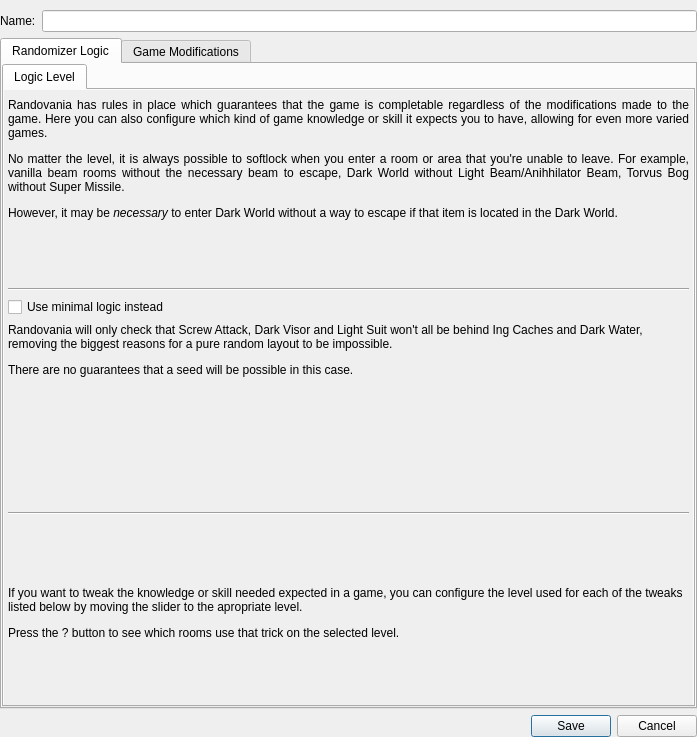
Above: randovania/gui/ui_files/logic_settings_window.ui from randovania/randovania before the change. Below: the same form after it.
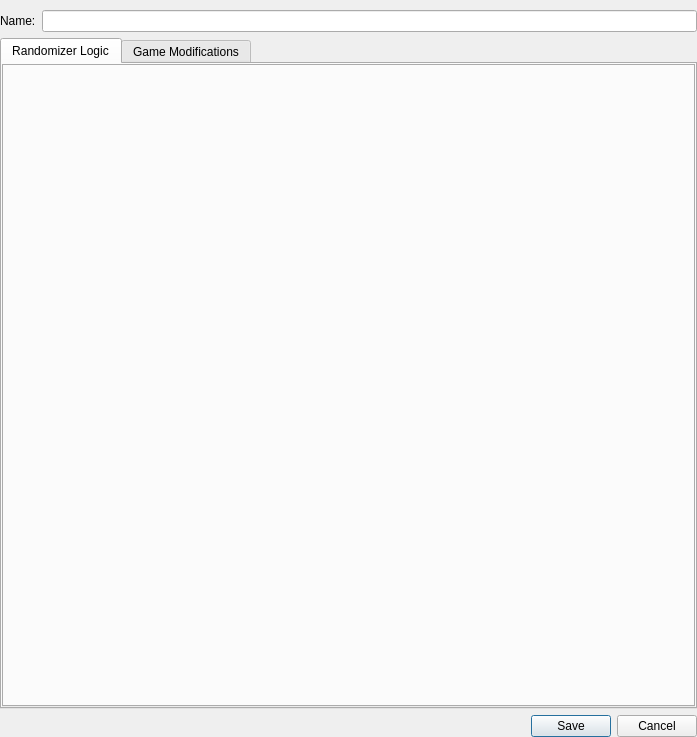
That is the form after the change.

Commit message: Split TrickLevelTab into another class

Patch:
```diff
--- a/randovania/gui/ui_files/logic_settings_window.ui
+++ b/randovania/gui/ui_files/logic_settings_window.ui
@@ -70,119 +70,6 @@
          <property name="currentIndex">
           <number>0</number>
          </property>
-         <widget class="QWidget" name="trick_level_tab">
-          <attribute name="title">
-           <string>Logic Level</string>
-          </attribute>
-          <layout class="QVBoxLayout" name="trick_level_top_layout">
-           <property name="leftMargin">
-            <number>0</number>
-           </property>
-           <property name="topMargin">
-            <number>0</number>
-           </property>
-           <property name="rightMargin">
-            <number>0</number>
-           </property>
-           <property name="bottomMargin">
-            <number>0</number>
-           </property>
-           <item>
-            <widget class="QScrollArea" name="trick_level_scroll">
-             <property name="frameShape">
-              <enum>QFrame::NoFrame</enum>
-             </property>
-             <property name="frameShadow">
-              <enum>QFrame::Plain</enum>
-             </property>
-             <property name="widgetResizable">
-              <bool>true</bool>
-             </property>
-             <widget class="QWidget" name="trick_level_scroll_contents">
-              <property name="geometry">
-               <rect>
-                <x>0</x>
-                <y>0</y>
-                <width>689</width>
-                <height>594</height>
-               </rect>
-              </property>
-              <layout class="QVBoxLayout" name="trick_level_layout">
-               <property name="leftMargin">
-                <number>4</number>
-               </property>
-               <property name="topMargin">
-                <number>8</number>
-               </property>
-               <property name="rightMargin">
-                <number>4</number>
-               </property>
-               <property name="bottomMargin">
-                <number>0</number>
-               </property>
-               <item>
-                <widget class="QLabel" name="logic_description_label">
-                 <property name="text">
-                  <string>&lt;html&gt;&lt;head/&gt;&lt;body&gt;&lt;p align=&quot;justify&quot;&gt;Randovania has rules in place which guarantees that the game is completable regardless of the modifications made to the game. Here you can also configure which kind of game knowledge or skill it expects you to have, allowing for even more varied games.&lt;/p&gt;&lt;p align=&quot;justify&quot;&gt;No matter the level, it is always possible to softlock when you enter a room or area that you're unable to leave. For example, vanilla beam rooms without the necessary beam to escape, Dark World without Light Beam/Anihhilator Beam, Torvus Bog without Super Missile.&lt;/p&gt;&lt;p align=&quot;justify&quot;&gt;However, it may be &lt;span style=&quot; font-style:italic;&quot;&gt;necessary&lt;/span&gt; to enter Dark World without a way to escape if that item is located in the Dark World.&lt;/p&gt;&lt;/body&gt;&lt;/html&gt;</string>
-                 </property>
-                 <property name="alignment">
-                  <set>Qt::AlignLeading|Qt::AlignLeft|Qt::AlignTop</set>
-                 </property>
-                 <property name="wordWrap">
-                  <bool>true</bool>
-                 </property>
-                </widget>
-               </item>
-               <item>
-                <widget class="Line" name="trick_level_line_1">
-                 <property name="orientation">
-                  <enum>Qt::Horizontal</enum>
-                 </property>
-                </widget>
-               </item>
-               <item>
-                <widget class="QCheckBox" name="trick_level_minimal_logic_check">
-                 <property name="text">
-                  <string>Use minimal logic instead</string>
-                 </property>
-                </widget>
-               </item>
-               <item>
-                <widget class="QLabel" name="trick_level_minimal_logic_label">
-                 <property name="text">
-                  <string>&lt;html&gt;&lt;head/&gt;&lt;body&gt;&lt;p&gt;Randovania will only check that Screw Attack, Dark Visor and Light Suit won't all be behind Ing Caches and Dark Water, removing the biggest reasons for a pure random layout to be impossible.&lt;/p&gt;&lt;p&gt;There are no guarantees that a seed will be possible in this case.&lt;/p&gt;&lt;p&gt;&lt;br/&gt;&lt;/p&gt;&lt;/body&gt;&lt;/html&gt;</string>
-                 </property>
-                 <property name="alignment">
-                  <set>Qt::AlignLeading|Qt::AlignLeft|Qt::AlignTop</set>
-                 </property>
-                 <property name="wordWrap">
-                  <bool>true</bool>
-                 </property>
-                </widget>
-               </item>
-               <item>
-                <widget class="Line" name="trick_level_line_2">
-                 <property name="orientation">
-                  <enum>Qt::Horizontal</enum>
-                 </property>
-                </widget>
-               </item>
-               <item>
-                <widget class="QLabel" name="trick_level_help_label">
-                 <property name="text">
-                  <string>&lt;html&gt;&lt;head/&gt;&lt;body&gt;&lt;p&gt;If you want to tweak the knowledge or skill needed expected in a game, you can configure the level used for each of the tweaks listed below by moving the slider to the apropriate level.&lt;/p&gt;&lt;p&gt;Press the ? button to see which rooms use that trick on the selected level.&lt;/p&gt;&lt;/body&gt;&lt;/html&gt;</string>
-                 </property>
-                 <property name="wordWrap">
-                  <bool>true</bool>
-                 </property>
-                </widget>
-               </item>
-              </layout>
-             </widget>
-            </widget>
-           </item>
-          </layout>
-         </widget>
         </widget>
        </item>
       </layout>
```
Left out of the diff: 2 changed lines with no effect on the pictures. The commit also changes 3 other files.
